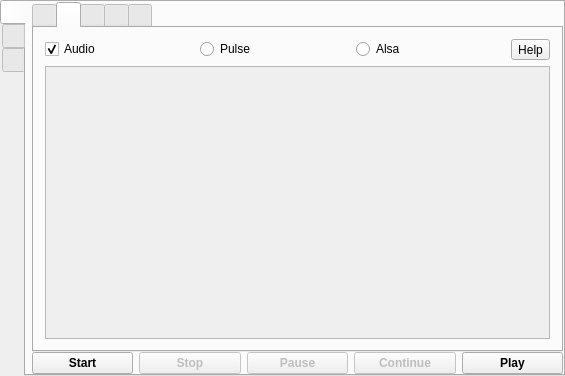
Above: mainwindow.ui from vkohaupt/vokoscreenNG before the change. Below: the same form after it.
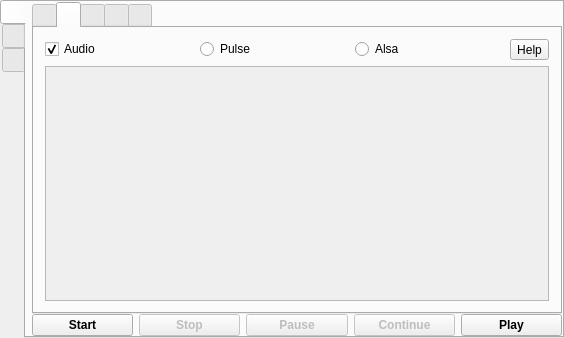
That is the form after the change. The open tabs and pages were chosen to show the change. Icons and pictures are not drawn.

```diff
--- a/mainwindow.ui
+++ b/mainwindow.ui
@@ -6,8 +6,8 @@
    <rect>
     <x>0</x>
     <y>0</y>
-    <width>565</width>
-    <height>376</height>
+    <width>564</width>
+    <height>338</height>
    </rect>
   </property>
   <property name="windowTitle">
@@ -275,8 +275,8 @@
                 <rect>
                  <x>0</x>
                  <y>0</y>
-                 <width>424</width>
-                 <height>239</height>
+                 <width>423</width>
+                 <height>201</height>
                 </rect>
                </property>
                <layout class="QVBoxLayout" name="verticalLayout_3">
```
Left out of the diff: 4 changed lines with no effect on the pictures.
